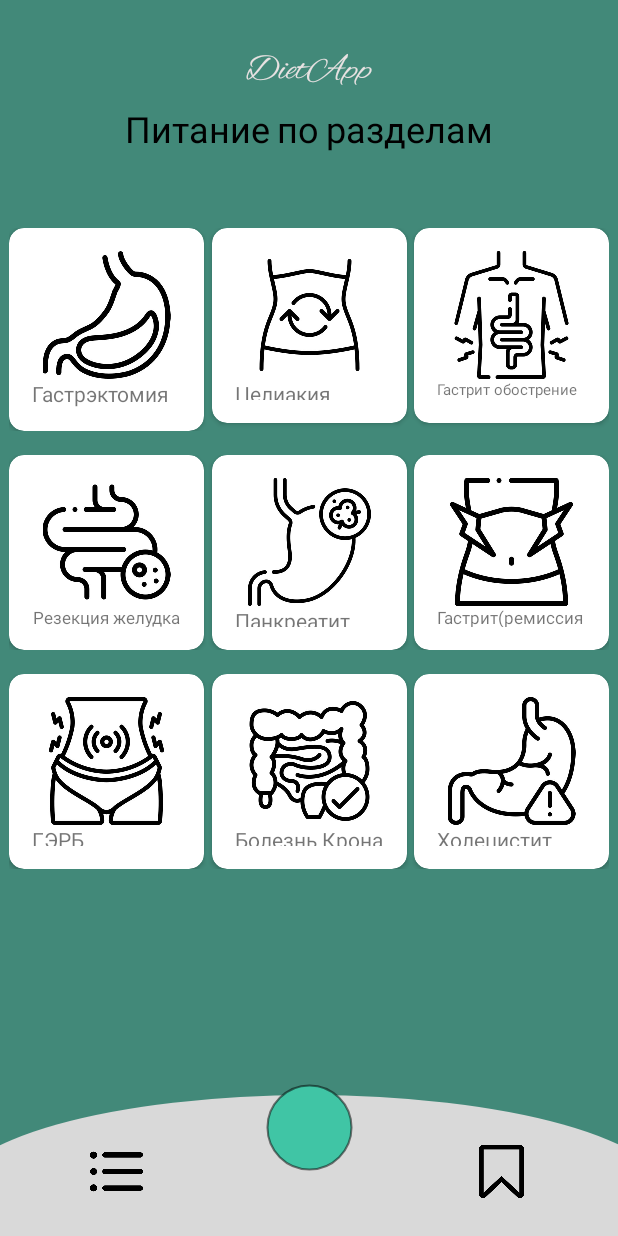
After one commit to xotabeach/di_mobile, an Android app built with Jetpack Compose: the layout activity_main.xml on its own in the app's theme, with its tools: preview values and no code run, on a phone screen of 412 x 824 dp. The commit adds this screen. Run offline under Robolectric (Android 15) with nearby library versions, the light colour scheme and no system bars; Roboto replaces fonts that are not available here.

Commit message:
add main activity xml

```diff
--- a/app/src/main/java/com/example/myapplication/MainActivity.kt
+++ b/app/src/main/java/com/example/myapplication/MainActivity.kt
@@ -1,43 +1,20 @@
 package com.example.myapplication
 
+import android.content.Intent
 import android.os.Bundle
 import androidx.activity.ComponentActivity
 import androidx.activity.compose.setContent
-import androidx.compose.foundation.layout.fillMaxSize
-import androidx.compose.material3.MaterialTheme
-import androidx.compose.material3.Surface
-import androidx.compose.material3.Text
-import androidx.compose.runtime.Composable
-import androidx.compose.ui.Modifier
-import androidx.compose.ui.tooling.preview.Preview
-import com.example.myapplication.ui.theme.MyApplicationTheme
+import androidx.appcompat.app.AppCompatActivity
+import com.example.myapplication.ui.login.LoginActivity
 
 class MainActivity : ComponentActivity() {
     override fun onCreate(savedInstanceState: Bundle?) {
         super.onCreate(savedInstanceState)
-        setContent {
-            MyApplicationTheme {
-                // A surface container using the 'background' color from the theme
-                Surface(modifier = Modifier.fillMaxSize(), color = MaterialTheme.colorScheme.background) {
-                    Greeting("Android")
-                }
-            }
-        }
+
+        // Запускаем LoginActivity
+        startActivity(Intent(this, LoginActivity::class.java))
+
+        setContentView(R.layout.activity_main)
+
     }
 }
-
-@Composable
-fun Greeting(name: String, modifier: Modifier = Modifier) {
-    Text(
-            text = "Hello $name!",
-            modifier = modifier
-    )
-}
-
-@Preview(showBackground = true)
-@Composable
-fun GreetingPreview() {
-    MyApplicationTheme {
-        Greeting("Android")
-    }
-}
--- a/app/src/main/java/com/example/myapplication/ui/login/LoginActivity.kt
+++ b/app/src/main/java/com/example/myapplication/ui/login/LoginActivity.kt
@@ -1,4 +1,6 @@
 package com.example.myapplication.ui.login
+
+
 
 import android.app.Activity
 import android.content.Intent
@@ -23,7 +25,7 @@ import android.widget.EditText
 import android.widget.LinearLayout
 import android.widget.TextView
 import android.widget.Toast
-import com.example.myapplication.MainActivity
+
 import com.example.myapplication.databinding.ActivityLoginBinding
 
 import com.example.myapplication.R
@@ -119,8 +121,7 @@ class LoginActivity : AppCompatActivity() {
                 showLoginFailed(loginResult.error)
             } else if (loginResult.success != null) {
                 updateUiWithUser(loginResult.success)
-                val intent = Intent(this@LoginActivity, MainActivity::class.java)
-                startActivity(intent)
+
                 finish()
             }
         })
--- /dev/null
+++ b/app/src/main/res/drawable/circle.xml
@@ -0,0 +1,14 @@
+<vector xmlns:android="http://schemas.android.com/apk/res/android"
+    android:width="200dp"
+    android:height="200dp"
+    android:viewportWidth="100"
+    android:viewportHeight="100">
+
+    <!-- Окружность (обводка) -->
+    <path
+        android:pathData="M 50,50 m -40,0 a 40,40 0 1,0 80,0 a 40,40 0 1,0 -80,0"
+        android:strokeWidth="2"
+        android:strokeColor="#80000000"
+        android:fillColor="#40C5A5" />
+
+</vector>
--- /dev/null
+++ b/app/src/main/res/drawable/circle_drawable.xml
@@ -0,0 +1,8 @@
+<?xml version="1.0" encoding="utf-8"?>
+<shape xmlns:android="http://schemas.android.com/apk/res/android"
+    android:shape="oval">
+    <solid android:color="#D9D9D9" /> <!-- Цвет вашего овала -->
+    <size
+        android:width="477dp"
+    android:height="134dp" />
+</shape>
--- /dev/null
+++ b/app/src/main/res/layout/activity_main.xml
@@ -0,0 +1,408 @@
+<?xml version="1.0" encoding="utf-8"?>
+<androidx.constraintlayout.widget.ConstraintLayout xmlns:android="http://schemas.android.com/apk/res/android"
+    xmlns:app="http://schemas.android.com/apk/res-auto"
+    android:layout_width="match_parent"
+    android:layout_height="match_parent"
+    android:background="#D51F7460">
+
+
+    <TextView
+        android:layout_width="wrap_content"
+        android:id="@+id/textApp"
+        android:layout_height="wrap_content"
+        android:layout_marginTop="32dp"
+        android:fontFamily="@font/alex_brush"
+        android:text="DietApp"
+        android:textColor="#E8E2E2"
+        android:textSize="24sp"
+        app:layout_constraintEnd_toEndOf="parent"
+        app:layout_constraintStart_toStartOf="parent"
+        app:layout_constraintTop_toTopOf="parent" />
+
+
+    <TextView
+        android:id="@+id/textDescr"
+        android:layout_width="wrap_content"
+        android:layout_height="wrap_content"
+        android:layout_marginTop="10dp"
+        android:fontFamily="@font/alex_brush"
+        android:text="Питание по разделам"
+        android:textColor="#000000"
+        android:textSize="24sp"
+        app:layout_constraintEnd_toEndOf="parent"
+        app:layout_constraintStart_toStartOf="parent"
+        app:layout_constraintTop_toBottomOf="@+id/textApp" />
+
+    <!-- Первый ряд -->
+    <androidx.constraintlayout.widget.ConstraintLayout
+        android:id="@+id/firstRow"
+        android:layout_width="0dp"
+        android:layout_height="wrap_content"
+        android:layout_marginTop="46dp"
+        android:layout_marginStart="6dp"
+        android:layout_marginEnd="6dp"
+        app:layout_constraintEnd_toEndOf="parent"
+        app:layout_constraintStart_toStartOf="parent"
+        app:layout_constraintTop_toBottomOf="@+id/textDescr">
+
+        <androidx.cardview.widget.CardView
+            android:id="@+id/cardView1"
+            android:layout_width="130dp"
+            android:layout_height="wrap_content"
+            app:cardCornerRadius="10dp"
+            app:cardElevation="2dp"
+            app:layout_constraintStart_toStartOf="parent"
+            app:layout_constraintTop_toTopOf="parent">
+
+            <LinearLayout
+                android:layout_width="match_parent"
+                android:layout_height="wrap_content"
+                android:orientation="vertical"
+                android:padding="15dp">
+
+                <ImageView
+                    android:layout_width="match_parent"
+                    android:layout_height="85dp"
+                    android:src="@drawable/pic1"
+                    android:scaleType="fitCenter"/>
+
+                <TextView
+                    android:layout_width="match_parent"
+                    android:layout_height="wrap_content"
+
+                    android:layout_gravity="bottom"
+                    android:text="Гастрэктомия" />
+            </LinearLayout>
+        </androidx.cardview.widget.CardView>
+
+
+
+
+        <androidx.cardview.widget.CardView
+            android:id="@+id/cardView2"
+            android:layout_width="130dp"
+            android:layout_height="130dp"
+            app:cardCornerRadius="10dp"
+            app:cardElevation="2dp"
+            app:layout_constraintEnd_toStartOf="@id/cardView3"
+            app:layout_constraintStart_toEndOf="@id/cardView1"
+            app:layout_constraintTop_toTopOf="parent">
+            <LinearLayout
+                android:layout_width="match_parent"
+                android:layout_height="wrap_content"
+                android:orientation="vertical"
+                android:padding="15dp">
+
+                <ImageView
+                    android:layout_width="match_parent"
+                    android:layout_height="85dp"
+                    android:src="@drawable/pic2"
+                    android:scaleType="fitCenter"/>
+
+                <TextView
+                    android:layout_width="match_parent"
+                    android:layout_height="wrap_content"
+                    android:layout_gravity="bottom"
+
+                    android:text="Целиакия"
+                    android:textSize="14sp" />
+            </LinearLayout>
+        </androidx.cardview.widget.CardView>
+
+        <androidx.cardview.widget.CardView
+            android:id="@+id/cardView3"
+            android:layout_width="130dp"
+            android:layout_height="130dp"
+            app:cardCornerRadius="10dp"
+            app:cardElevation="2dp"
+            app:layout_constraintEnd_toEndOf="parent"
+            app:layout_constraintTop_toTopOf="parent">
+            <LinearLayout
+                android:layout_width="match_parent"
+                android:layout_height="wrap_content"
+                android:orientation="vertical"
+                android:padding="15dp">
+
+                <ImageView
+                    android:layout_width="match_parent"
+                    android:layout_height="85dp"
+                    android:src="@drawable/pic3"
+                    android:scaleType="fitCenter"/>
+
+                <TextView
+                    android:layout_width="match_parent"
+                    android:layout_height="wrap_content"
+                    android:layout_gravity="bottom"
+
+                    android:text="Гастрит обострение"
+                    android:textSize="10sp" />
+            </LinearLayout>
+        </androidx.cardview.widget.CardView>
+    </androidx.constraintlayout.widget.ConstraintLayout>
+
+    <!-- Второй ряд -->
+    <androidx.constraintlayout.widget.ConstraintLayout
+        android:id="@+id/secondRow"
+        android:layout_width="0dp"
+        android:layout_height="wrap_content"
+        android:layout_marginTop="16dp"
+        android:layout_marginStart="6dp"
+        android:layout_marginEnd="6dp"
+        app:layout_constraintEnd_toEndOf="parent"
+        app:layout_constraintStart_toStartOf="parent"
+        app:layout_constraintTop_toBottomOf="@id/firstRow">
+
+        <androidx.cardview.widget.CardView
+            android:id="@+id/cardView4"
+            android:layout_width="130dp"
+            android:layout_height="130dp"
+            app:cardCornerRadius="10dp"
+            app:cardElevation="2dp"
+            app:layout_constraintStart_toStartOf="parent"
+            app:layout_constraintTop_toTopOf="parent">
+            <LinearLayout
+                android:layout_width="match_parent"
+                android:layout_height="wrap_content"
+                android:orientation="vertical"
+                android:padding="15dp">
+
+                <ImageView
+                    android:layout_width="match_parent"
+                    android:layout_height="85dp"
+                    android:src="@drawable/pic4"
+                    android:scaleType="fitCenter"/>
+
+                <TextView
+                    android:layout_width="match_parent"
+                    android:layout_height="wrap_content"
+
+                    android:gravity="center"
+                    android:text="Резекция желудка"
+                    android:textSize="11sp" />
+            </LinearLayout>
+        </androidx.cardview.widget.CardView>
+
+        <androidx.cardview.widget.CardView
+            android:id="@+id/cardView5"
+            android:layout_width="130dp"
+            android:layout_height="130dp"
+            app:cardCornerRadius="10dp"
+            app:cardElevation="2dp"
+            app:layout_constraintStart_toEndOf="@id/cardView4"
+            app:layout_constraintEnd_toStartOf="@id/cardView6"
+            app:layout_constraintTop_toTopOf="parent">
+            <LinearLayout
+                android:layout_width="match_parent"
+                android:layout_height="wrap_content"
+                android:orientation="vertical"
+                android:padding="15dp">
+
+                <ImageView
+                    android:layout_width="match_parent"
+                    android:layout_height="85dp"
+                    android:src="@drawable/pic5"
+                    android:scaleType="fitCenter"/>
+
+                <TextView
+                    android:layout_width="match_parent"
+                    android:layout_height="wrap_content"
+                    android:layout_gravity="bottom"
+
+                    android:text="Панкреатит ремиссия"
+                    android:textSize="14sp" />
+            </LinearLayout>
+        </androidx.cardview.widget.CardView>
+
+        <androidx.cardview.widget.CardView
+            android:id="@+id/cardView6"
+            android:layout_width="130dp"
+            android:layout_height="130dp"
+            app:cardCornerRadius="10dp"
+            app:cardElevation="2dp"
+            app:layout_constraintEnd_toEndOf="parent"
+            app:layout_constraintTop_toTopOf="parent">
+            <LinearLayout
+                android:layout_width="match_parent"
+                android:layout_height="wrap_content"
+                android:orientation="vertical"
+                android:padding="15dp">
+
+                <ImageView
+                    android:layout_width="match_parent"
+                    android:layout_height="85dp"
+                    android:src="@drawable/pic6"
+                    android:scaleType="fitCenter"/>
+
+                <TextView
+                    android:layout_width="wrap_content"
+                    android:layout_height="match_parent"
+                    android:layout_gravity="bottom"
+
+                    android:text="Гастрит(ремиссия)"
+                    android:textSize="11sp" />
+            </LinearLayout>
+        </androidx.cardview.widget.CardView>
+    </androidx.constraintlayout.widget.ConstraintLayout>
+
+    <!-- Третий ряд -->
+    <androidx.constraintlayout.widget.ConstraintLayout
+        android:id="@+id/thirdRow"
+        android:layout_width="0dp"
+        android:layout_height="wrap_content"
+        android:layout_marginTop="16dp"
+        android:layout_marginStart="6dp"
+        android:layout_marginEnd="6dp"
+        app:layout_constraintEnd_toEndOf="parent"
+        app:layout_constraintStart_toStartOf="parent"
+        app:layout_constraintTop_toBottomOf="@id/secondRow">
+
+        <androidx.cardview.widget.CardView
+            android:id="@+id/cardView7"
+            android:layout_width="130dp"
+            android:layout_height="130dp"
+            app:cardCornerRadius="10dp"
+            app:cardElevation="2dp"
+            app:layout_constraintStart_toStartOf="parent"
+            app:layout_constraintTop_toTopOf="parent">
+            <LinearLayout
+                android:layout_width="match_parent"
+                android:layout_height="wrap_content"
+                android:orientation="vertical"
+                android:padding="15dp">
+
+                <ImageView
+                    android:layout_width="match_parent"
+                    android:layout_height="85dp"
+                    android:src="@drawable/pic7"
+                    android:scaleType="fitCenter"/>
+
+                <TextView
+                    android:layout_width="match_parent"
+                    android:layout_height="wrap_content"
+
+                    android:layout_gravity="bottom"
+                    android:text="ГЭРБ" />
+            </LinearLayout>
+        </androidx.cardview.widget.CardView>
+
+        <androidx.cardview.widget.CardView
+            android:id="@+id/cardView8"
+            android:layout_width="130dp"
+            android:layout_height="130dp"
+            app:cardCornerRadius="10dp"
+            app:cardElevation="2dp"
+            app:layout_constraintStart_toEndOf="@id/cardView7"
+            app:layout_constraintEnd_toStartOf="@id/cardView9"
+            app:layout_constraintTop_toTopOf="parent">
+            <LinearLayout
+                android:layout_width="match_parent"
+                android:layout_height="wrap_content"
+                android:orientation="vertical"
+                android:padding="15dp">
+
+                <ImageView
+                    android:layout_width="match_parent"
+                    android:layout_height="85dp"
+                    android:src="@drawable/pic8"
+                    android:scaleType="fitCenter"/>
+
+                <TextView
+                    android:layout_width="match_parent"
+                    android:layout_height="wrap_content"
+
+                    android:layout_gravity="bottom"
+                    android:text="Болезнь Крона" />
+            </LinearLayout>
+        </androidx.cardview.widget.CardView>
+
+        <androidx.cardview.widget.CardView
+            android:id="@+id/cardView9"
+            android:layout_width="130dp"
+            android:layout_height="130dp"
+            app:cardCornerRadius="10dp"
+            app:cardElevation="2dp"
+            app:layout_constraintEnd_toEndOf="parent"
+            app:layout_constraintTop_toTopOf="parent">
+            <LinearLayout
+                android:layout_width="match_parent"
+                android:layout_height="wrap_content"
+                android:orientation="vertical"
+                android:padding="15dp">
+
+                <ImageView
+                    android:layout_width="match_parent"
+                    android:layout_height="85dp"
+                    android:src="@drawable/pic9"
+                    android:scaleType="fitCenter"/>
+
+                <TextView
+                    android:layout_width="match_parent"
+                    android:layout_height="wrap_content"
+
+                    android:layout_gravity="bottom"
+                    android:text="Холецистит" />
+            </LinearLayout>
+        </androidx.cardview.widget.CardView>
+    </androidx.constraintlayout.widget.ConstraintLayout>
+
+    <androidx.constraintlayout.widget.ConstraintLayout
+        android:layout_width="match_parent"
+        android:layout_height="wrap_content"
+        app:layout_constraintBottom_toBottomOf="parent"
+        app:layout_constraintStart_toStartOf="parent">
+
+        <!-- Иконка "Закладки" -->
+        <ImageView
+            android:id="@+id/bookmarkIcon"
+            android:layout_width="35dp"
+            android:layout_height="35dp"
+            android:layout_marginEnd="60dp"
+            android:layout_marginBottom="25dp"
+            android:src="@drawable/bookmark_white"
+            android:translationZ="5dp"
+            app:layout_constraintBottom_toBottomOf="parent"
+            app:layout_constraintEnd_toEndOf="parent" />
+
+        <!-- Иконка "Меню" -->
+        <ImageView
+            android:id="@+id/menuIcon"
+            android:layout_width="35dp"
+            android:layout_height="35dp"
+            android:layout_marginStart="60dp"
+            android:layout_marginBottom="25dp"
+            android:src="@drawable/list"
+            android:translationZ="5dp"
+            app:layout_constraintBottom_toBottomOf="parent"
+            app:layout_constraintStart_toStartOf="parent" />
+
+        <!-- Основной круг -->
+        <ImageView
+            android:id="@+id/clippedCircle"
+            android:layout_width="477dp"
+            android:layout_height="134dp"
+            android:src="@drawable/circle_drawable"
+            app:layout_constraintBottom_toBottomOf="parent"
+            app:layout_constraintEnd_toEndOf="parent"
+            app:layout_constraintStart_toStartOf="parent"
+            app:layout_constraintTop_toBottomOf="your_last_view"
+            app:layout_constraintVertical_bias="0.9"
+            android:layout_marginBottom="-40dp" />
+
+        <!-- Внутренний круг с изображением -->
+        <ImageView
+            android:id="@+id/innerCircle"
+            android:layout_width="70dp"
+            android:layout_height="70dp"
+            android:src="@drawable/circle"
+            android:layout_marginBottom="90dp"
+            app:layout_constraintBottom_toBottomOf="@id/clippedCircle"
+            app:layout_constraintEnd_toEndOf="@id/clippedCircle"
+            app:layout_constraintStart_toStartOf="@id/clippedCircle"
+            app:layout_constraintTop_toTopOf="@id/clippedCircle"
+             />
+
+    </androidx.constraintlayout.widget.ConstraintLayout>
+
+
+
+</androidx.constraintlayout.widget.ConstraintLayout>
```
Also changed, not shown: app/src/main/AndroidManifest.xml (+5 -4 lines), app/src/main/res/drawable/bookmark_white.png (added), app/src/main/res/drawable/list.png (added), app/src/main/res/drawable/menu.png (added), app/src/main/res/drawable/pic1.jpg (added), app/src/main/res/drawable/pic2.jpg (added), app/src/main/res/drawable/pic3.jpg (added), app/src/main/res/drawable/pic4.jpg (added), app/src/main/res/drawable/pic5.jpg (added), app/src/main/res/drawable/pic6.jpg (added), app/src/main/res/drawable/pic7.jpg (added), app/src/main/res/drawable/pic8.jpg (added), app/src/main/res/drawable/pic9.jpg (added).
